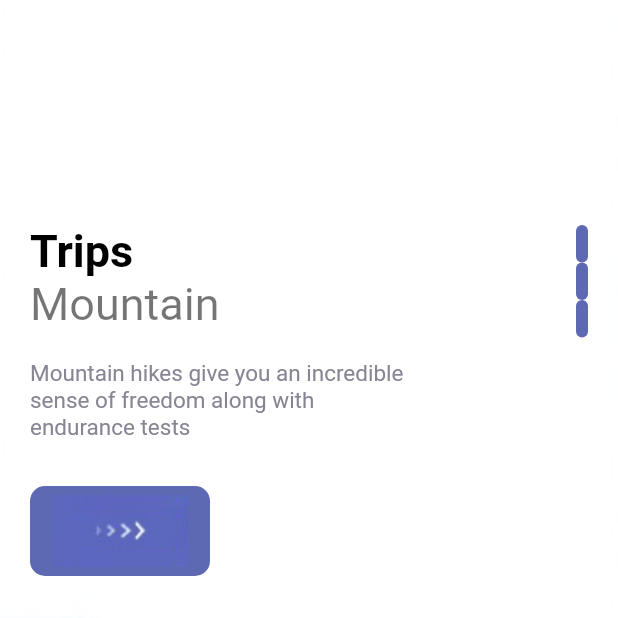
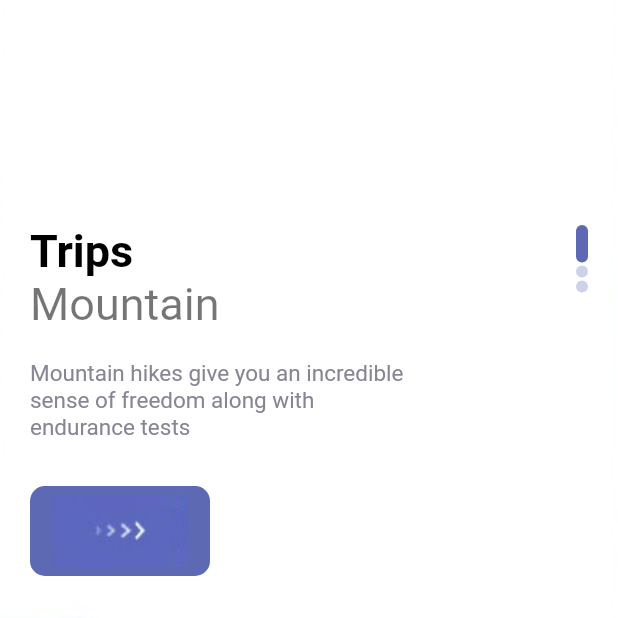
Before and after one commit to Thae00/trips, a Flutter app: the screen it shows after launch, on a phone screen of 412 x 824 dp, the top half of it. Run offline on Flutter 3.47's test engine with Material 2 defaults, Android fonts, the phone set to English and light mode, and no system bars.

Commit message:
select the dots with the slider

```diff
--- a/lib/pages/welcome_page.dart
+++ b/lib/pages/welcome_page.dart
@@ -67,13 +67,14 @@ class _WelcomePageState extends State<WelcomePage> {
                     ],
                   ),
                   Column(
-                    children: List.generate(3, (index) {
+                    children: List.generate(3, (indexDots) {
                       return Container(
+                        margin: EdgeInsets.only(bottom: 2),
                         width: 8,
-                        height: 25,
+                        height: index == indexDots ? 25 : 8,
                         decoration: BoxDecoration(
                           borderRadius: BorderRadius.circular(8),
-                          color: AppColors.mainColor,
+                          color: index == indexDots ? AppColors.mainColor : AppColors.mainColor.withOpacity(0.3),
                         ),
                       );
                     }),
```
